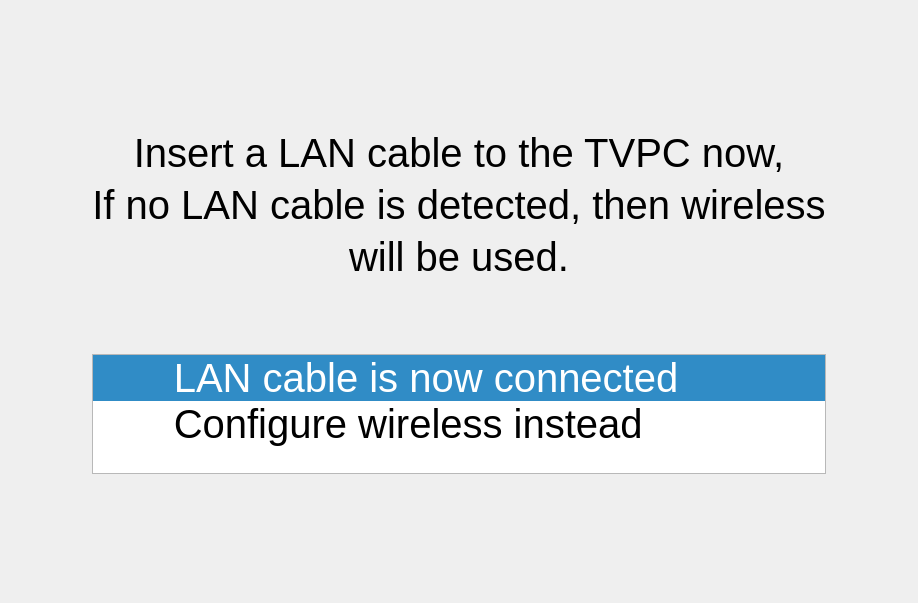
Old version of the form setupwizard/form/ninsertlan.ui in the repository neuros/tvpc.
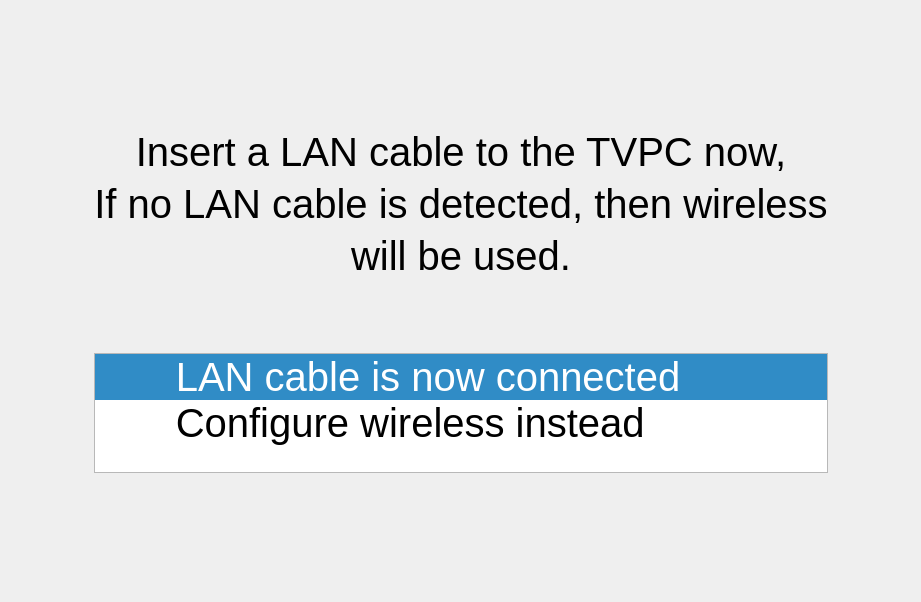
New version of the form.

Diff of the .ui file:
```diff
--- a/setupwizard/form/ninsertlan.ui
+++ b/setupwizard/form/ninsertlan.ui
@@ -1,12 +1,12 @@
 <ui version="4.0" >
- <class>NInsertLANDlg</class>
- <widget class="QDialog" name="NInsertLANDlg" >
+ <class>NInsertLANForm</class>
+ <widget class="QWidget" name="NInsertLANForm" >
   <property name="geometry" >
    <rect>
     <x>0</x>
     <y>0</y>
-    <width>918</width>
-    <height>603</height>
+    <width>921</width>
+    <height>602</height>
    </rect>
   </property>
   <property name="windowTitle" >
@@ -20,7 +20,7 @@
      </property>
      <property name="sizeHint" stdset="0" >
       <size>
-       <width>20</width>
+       <width>445</width>
        <height>95</height>
       </size>
      </property>
@@ -33,7 +33,7 @@
      </property>
      <property name="sizeHint" stdset="0" >
       <size>
-       <width>74</width>
+       <width>75</width>
        <height>20</height>
       </size>
      </property>
@@ -116,6 +116,12 @@
          <pointsize>30</pointsize>
         </font>
        </property>
+       <property name="verticalScrollBarPolicy" >
+        <enum>Qt::ScrollBarAlwaysOff</enum>
+       </property>
+       <property name="horizontalScrollBarPolicy" >
+        <enum>Qt::ScrollBarAsNeeded</enum>
+       </property>
        <property name="currentRow" >
         <number>0</number>
        </property>
@@ -140,7 +146,7 @@
      </property>
      <property name="sizeHint" stdset="0" >
       <size>
-       <width>74</width>
+       <width>76</width>
        <height>20</height>
       </size>
      </property>
@@ -153,7 +159,7 @@
      </property>
      <property name="sizeHint" stdset="0" >
       <size>
-       <width>20</width>
+       <width>446</width>
        <height>94</height>
       </size>
      </property>
```
Left out of the diff: 14 changed lines with no effect on the pictures.
